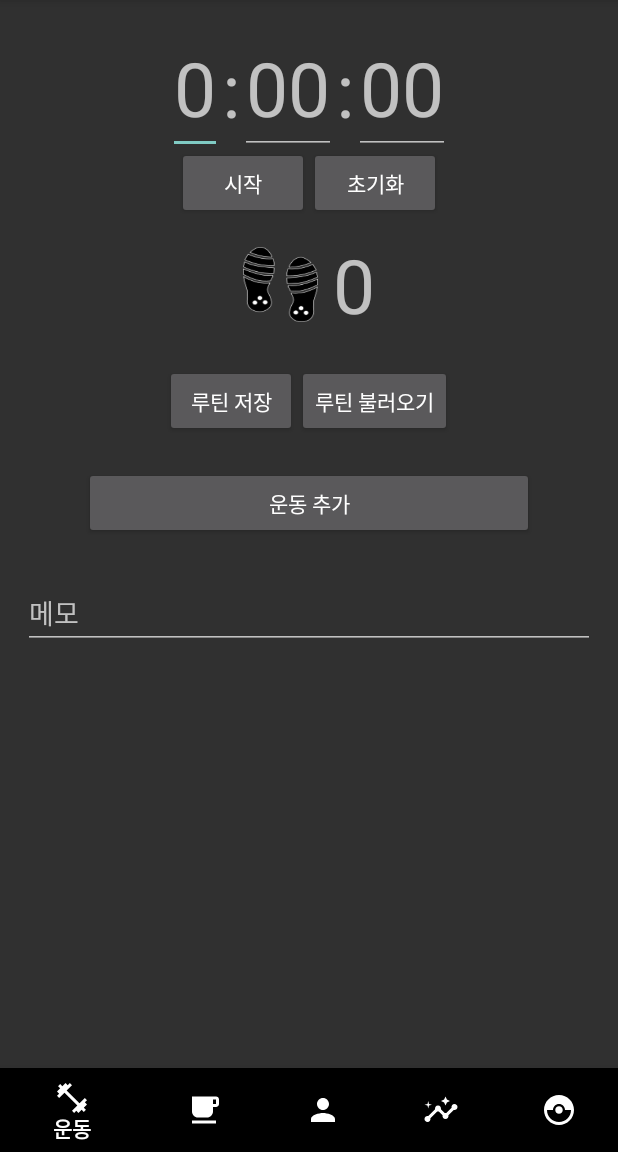
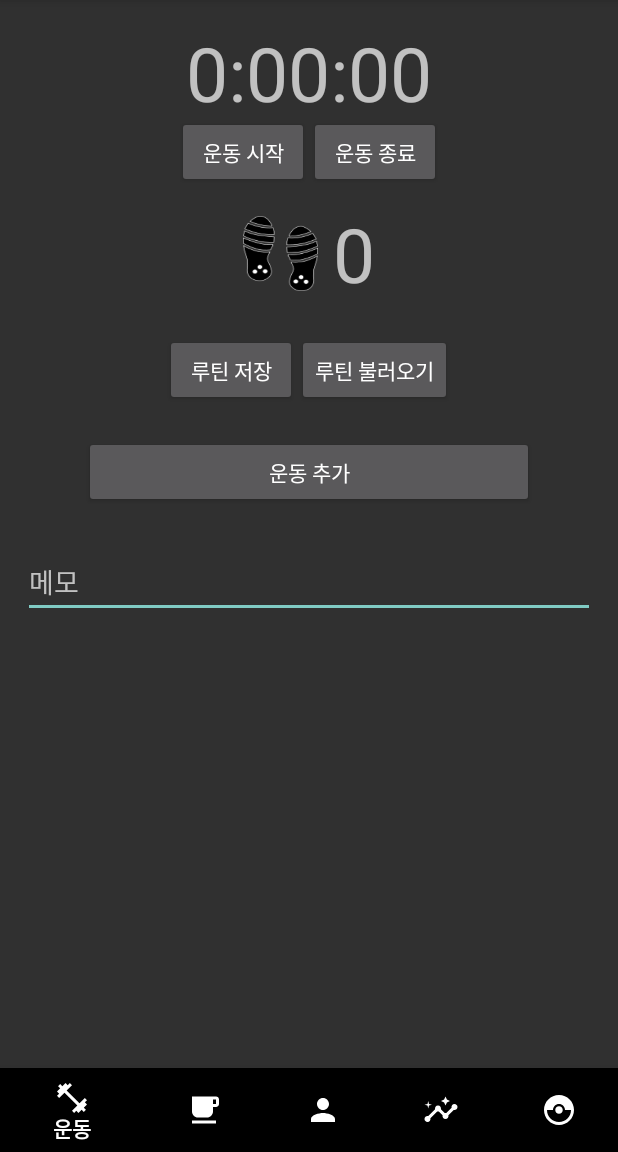
Before and after one commit to enyul3417/BodyManagerApp, an Android app: the screen it shows after launch (MainActivity), on a phone screen of 412 x 824 dp, the part 84-1236 px from its top. Run offline under Robolectric (Android 15) with nearby library versions, the phone set to English and light mode, and no system bars.

Commit message:
Exercise timer

```diff
--- a/app/src/main/java/com/example/bodymanagerapp/menu/ExerciseFragment.kt
+++ b/app/src/main/java/com/example/bodymanagerapp/menu/ExerciseFragment.kt
@@ -4,24 +4,86 @@ import android.os.Bundle
 import android.view.LayoutInflater
 import android.view.View
 import android.view.ViewGroup
+import android.widget.Button
 import android.widget.EditText
+import android.widget.TextView
 import androidx.fragment.app.Fragment
+import com.example.bodymanagerapp.MainActivity
 import com.example.bodymanagerapp.R
+import java.util.*
+import kotlin.concurrent.timer
 
 class ExerciseFragment : Fragment() {
-    lateinit var timer_hour : EditText
-    lateinit var timer_minute : EditText
-    lateinit var timer_second : EditText
+    private var time = 0
+    private var isRunning = false
+    private var timerTask : Timer? = null
+
+    // 타이머/스톱워치
+    lateinit var timer_hour : TextView
+    lateinit var timer_minute : TextView
+    lateinit var timer_second : TextView
+    lateinit var button_start : Button
+    lateinit var button_done : Button
 
     override fun onCreateView(
         inflater: LayoutInflater, container: ViewGroup?,
         savedInstanceState: Bundle?
     ): View? {
         var view : View = inflater.inflate(R.layout.fragment_exercise, container, false)
+
         timer_hour = view.findViewById(R.id.timer_hour)
         timer_minute = view.findViewById(R.id.timer_minute)
         timer_second = view.findViewById(R.id.timer_second)
+        button_start = view.findViewById(R.id.button_startnpause)
+        button_done = view.findViewById(R.id.button_done)
+
+        button_start.setOnClickListener {
+            isRunning = !isRunning
+
+            if(isRunning)
+                start()
+            else
+                stop()
+        }
+
+        button_done.setOnClickListener {
+            done()
+        }
 
         return view
     }
+
+    private fun start() { // 운동 시작
+        button_start.setText("운동 중지")
+        timerTask = timer(period=1000) { // 1초
+            time++
+
+            val hour = time / 3600
+            val min = (time % 3600) / 60
+            val sec = time % 60
+
+            val minStr = String.format("%02d", min)
+            val secStr = String.format("%02d", sec)
+
+            activity?.runOnUiThread {
+                timer_hour.setText(hour.toString())
+                timer_minute.setText(minStr)
+                timer_second.setText(secStr)
+            }
+        }
+    }
+
+    private fun stop() { // 운동 중지
+        button_start.text = "운동 시작"
+        timerTask?.cancel()
+    }
+
+    private fun done() { // 운동 완료
+        timerTask?.cancel()
+        isRunning = false
+        button_start.text = "운동 시작"
+        timer_hour.text = "0"
+        timer_minute.text = "00"
+        timer_second.text = "00"
+    }
 }
--- a/app/src/main/res/layout/fragment_exercise.xml
+++ b/app/src/main/res/layout/fragment_exercise.xml
@@ -12,13 +12,13 @@
         android:layout_height="wrap_content"
         android:gravity="center">
 
-        <EditText
+        <TextView
             android:id="@+id/timer_hour"
             android:layout_width="wrap_content"
             android:layout_height="wrap_content"
             android:layout_marginTop="10dp"
             android:inputType="number"
-            android:hint="0"
+            android:text="0"
             android:textSize="50sp"
             android:maxLength="2"/>
 
@@ -29,12 +29,12 @@
             android:textSize="50sp"
             android:layout_marginTop="10dp"/>
 
-        <EditText
+        <TextView
             android:id="@+id/timer_minute"
             android:layout_width="wrap_content"
             android:layout_height="wrap_content"
             android:inputType="number"
-            android:hint="00"
+            android:text="00"
             android:textSize="50sp"
             android:layout_marginTop="10dp"
             android:maxLength="2"/>
@@ -46,12 +46,12 @@
             android:textSize="50sp"
             android:layout_marginTop="10dp"/>
 
-        <EditText
+        <TextView
             android:id="@+id/timer_second"
             android:layout_width="wrap_content"
             android:layout_height="wrap_content"
             android:inputType="number"
-            android:hint="00"
+            android:text="00"
             android:textSize="50sp"
             android:layout_marginTop="10dp"
             android:maxLength="2"/>
@@ -68,14 +68,14 @@
             android:layout_width="wrap_content"
             android:layout_height="wrap_content"
             android:layout_weight="1"
-            android:text="시작" />
+            android:text="운동 시작" />
 
         <Button
-            android:id="@+id/button_reset"
+            android:id="@+id/button_done"
             android:layout_width="wrap_content"
             android:layout_height="wrap_content"
             android:layout_weight="1"
-            android:text="초기화" />
+            android:text="운동 종료" />
     </LinearLayout>
 
     <!-- 만보기 -->
```
